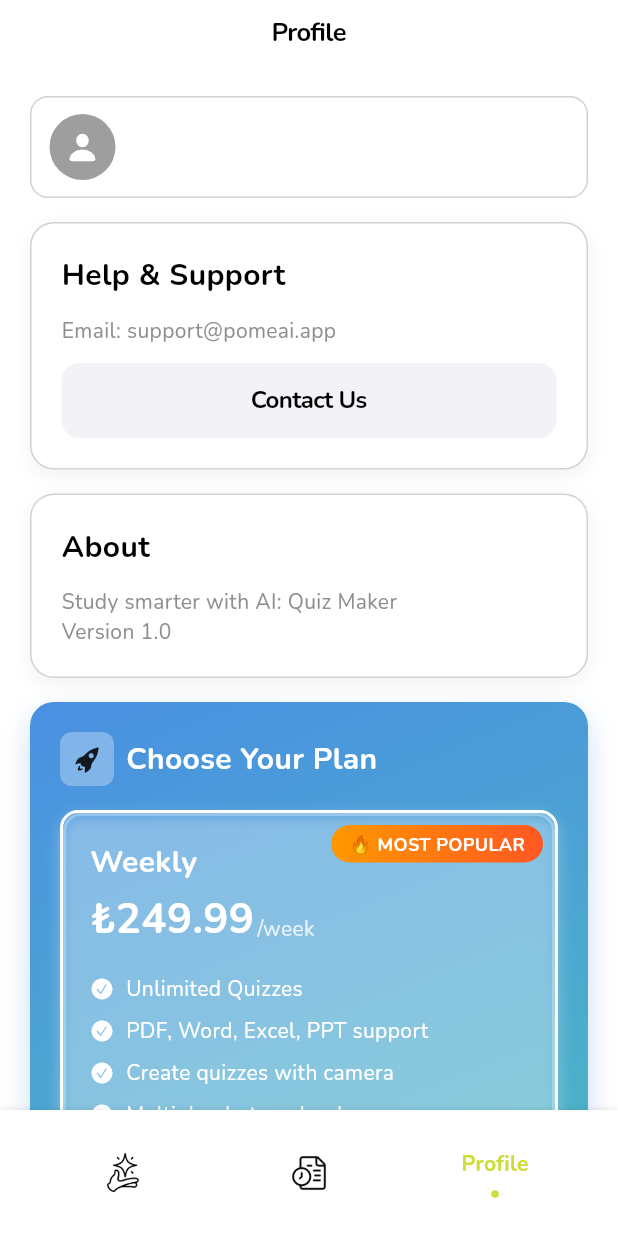
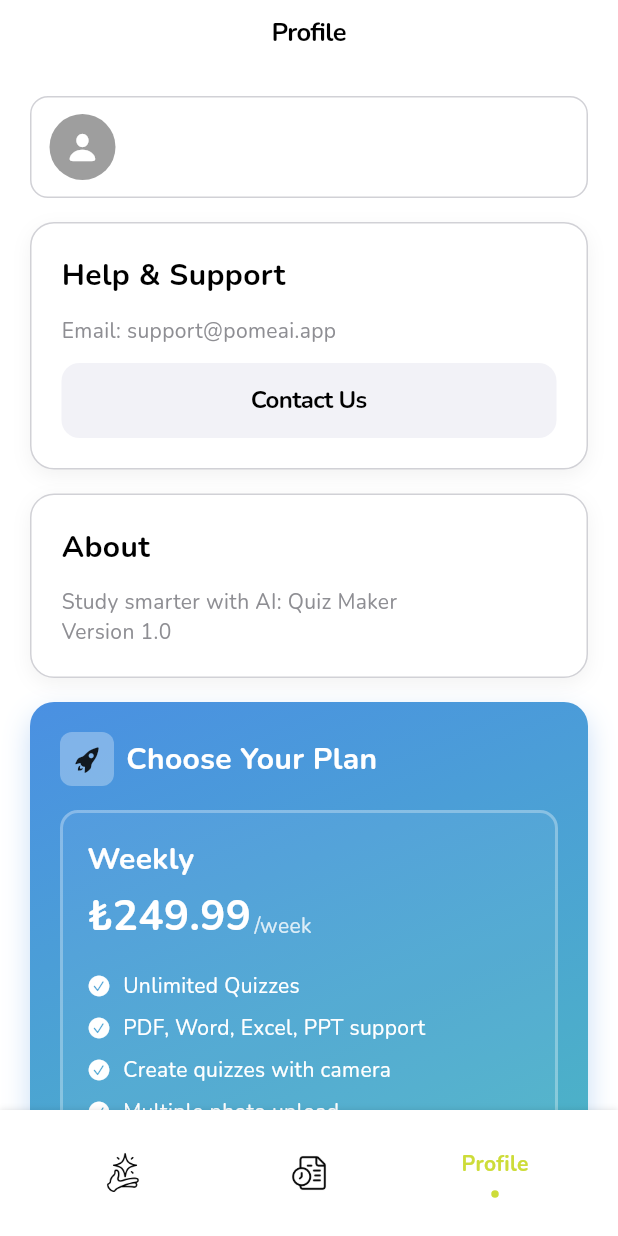
Before and after one commit to kardelenkeles/ui-quiz, a Flutter app: the screen it shows once a user with an empty profile is signed in, item 3 of the bottom bar chosen, on a phone screen of 412 x 824 dp. Run offline on Flutter 3.47's test engine with Material 3 defaults, Android fonts, the phone set to English and light mode, and no system bars; drawn by our look-alikes of flashy_tab_bar2, keyboard_dismisser; our stand-ins replace cloud_firestore, device_info_plus, file_picker, firebase_auth, firebase_core, google_sign_in and 5 more; missing offline and left inert: add_to_cart_animation, animated_button, flutter_pdf_text, linear_progress_bar, purchases_flutter; accounts and stored records are empty; project files that could hold a hidden picture were left out.

Commit message:
feat: update log out button visibility and improve quiz result box shadow color

```diff
--- a/lib/screens/profile/profile_screen.dart
+++ b/lib/screens/profile/profile_screen.dart
@@ -169,7 +169,8 @@ class ProfileScreen extends StatelessWidget {
 
                         const SizedBox(height: 54),
 
-                        // Log Out Button
+                        // Log Out Button (only show if user is signed in)
+                        if (auth.user != null)
                           SizedBox(
                             width: double.infinity,
                             child: CupertinoButton.filled(
@@ -180,7 +181,9 @@ class ProfileScreen extends StatelessWidget {
                                       await auth.signOut();
                                       // Navigate to onboarding screen after logout
                                       if (context.mounted) {
-                                      Navigator.of(context).pushAndRemoveUntil(
+                                        Navigator.of(
+                                          context,
+                                        ).pushAndRemoveUntil(
                                           CupertinoPageRoute(
                                             builder: (_) =>
                                                 const OnboardingWelcomeScreen(),
@@ -354,21 +357,7 @@ class ProfileScreen extends StatelessWidget {
           ),
           const SizedBox(height: 16),
 
-          // Monthly Plan - Most Popular
-          Container(
-            decoration: BoxDecoration(
-              borderRadius: BorderRadius.circular(12),
-              border: Border.all(color: Colors.white, width: 2),
-              boxShadow: [
-                BoxShadow(
-                  color: Colors.white.withOpacity(0.3),
-                  blurRadius: 8,
-                  offset: const Offset(0, 4),
-                ),
-              ],
-            ),
-            child: Stack(
-              children: [
+          // Weekly Plan
           _buildPlanCard(
             'Weekly',
             '₺249.99',
@@ -385,34 +374,6 @@ class ProfileScreen extends StatelessWidget {
             true,
             context,
             isPopular: true,
-                ),
-                Positioned(
-                  top: 8,
-                  right: 8,
-                  child: Container(
-                    padding: const EdgeInsets.symmetric(
-                      horizontal: 12,
-                      vertical: 4,
-                    ),
-                    decoration: BoxDecoration(
-                      gradient: LinearGradient(
-                        colors: [Colors.orange, Colors.deepOrange],
-                      ),
-                      borderRadius: BorderRadius.circular(20),
-                    ),
-                    child: const Text(
-                      '🔥 MOST POPULAR',
-                      style: TextStyle(
-                        color: Colors.white,
-                        fontSize: 12,
-                        fontWeight: FontWeight.bold,
-                        fontFamily: 'Nunito',
-                      ),
-                    ),
-                  ),
-                ),
-              ],
-            ),
           ),
 
           const SizedBox(height: 12),
--- a/lib/screens/quiz/quiz_play.dart
+++ b/lib/screens/quiz/quiz_play.dart
@@ -340,7 +340,12 @@ class _QuizPlayScreenState extends State<QuizPlayScreen>
                               BoxShadow(
                                 color:
                                     (isCorrect
-                                            ? CupertinoColors.systemGreen
+                                            ? const Color.fromARGB(
+                                                255,
+                                                42,
+                                                45,
+                                                42,
+                                              )
                                             : CupertinoColors.systemRed)
                                         .withOpacity(0.2),
                                 blurRadius: 12,
```
Lines whose indentation alone changed are shown as unchanged.
